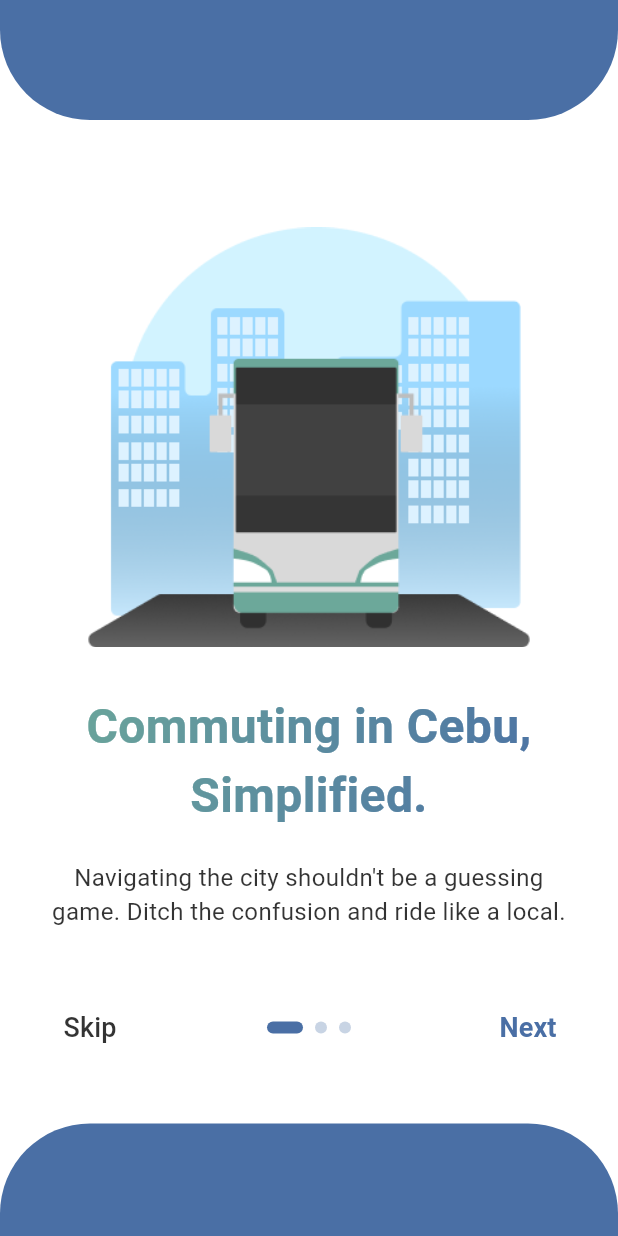
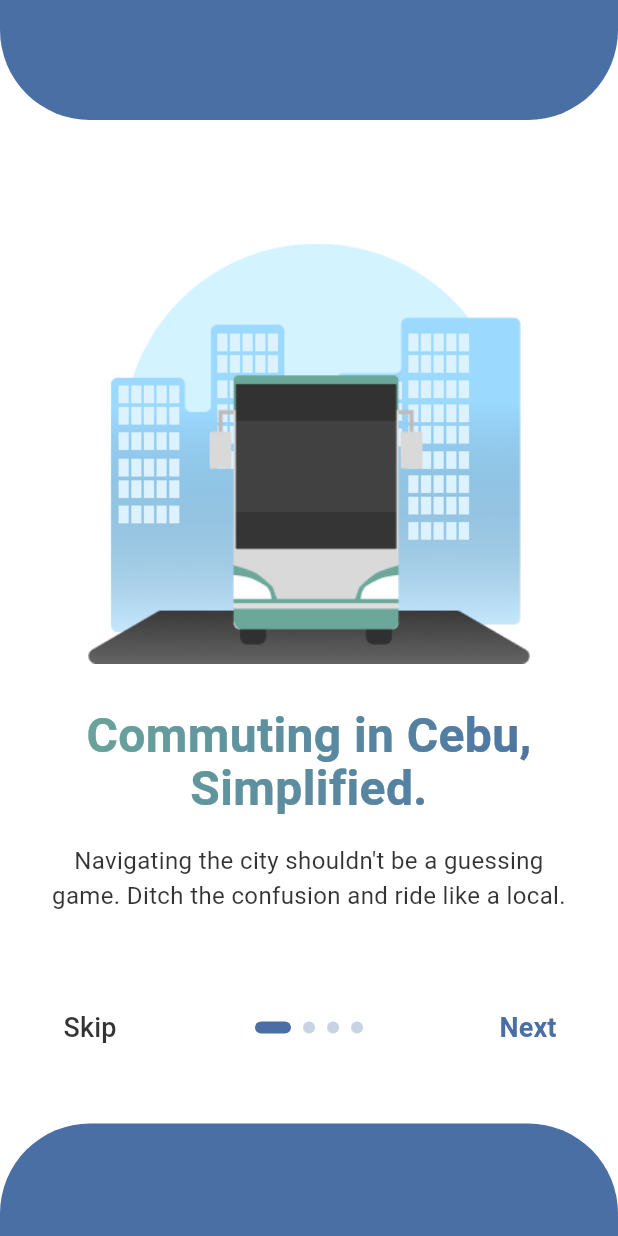
Before and after one commit to charissejamien/ZapacV2, a Flutter app: the OnboardingTourPage screen opened directly with empty values, on a phone screen of 412 x 824 dp. Run offline on Flutter 3.47's test engine with Material 3 defaults, Android fonts, the phone set to English and light mode, and no system bars; our stand-ins replace cloud_firestore, firebase_auth, firebase_core, geolocator, google_fonts, google_maps_flutter and 3 more; missing offline and left inert: flutter_polyline_points; accounts and stored records are empty.

Commit message:
Fix onboarding

```diff
--- a/lib/authentication/onboarding_tour.dart
+++ b/lib/authentication/onboarding_tour.dart
@@ -1,7 +1,10 @@
 import 'package:flutter/material.dart';
-import 'package:zapac/dashboard/dashboard.dart';
 import 'package:zapac/core/widgets/onboardHeader.dart';
 import 'package:zapac/core/widgets/onboardFooter.dart';
+import 'package:shared_preferences/shared_preferences.dart';
+
+// === NEW IMPORT for Location Logic ===
+import 'package:zapac/core/utils/map_utils.dart'; // Assuming map_utils.dart is in a sibling directory or adjust as needed.
 
 class OnboardingTourPage extends StatefulWidget {
 
@@ -15,7 +18,9 @@ class OnboardingTourPage extends StatefulWidget {
 class _OnboardingTourPageState extends State<OnboardingTourPage> {
   final PageController _pageController = PageController();
   int _currentPage = 0;
-  final int _numPages = 3;
+
+  // === MODIFIED: Increased page count from 3 to 4 ===
+  final int _numPages = 4; //
 
   @override
   void initState() {
@@ -37,14 +42,13 @@ class _OnboardingTourPageState extends State<OnboardingTourPage> {
     super.dispose();
   }
 
-  void _onNextPressed() {
-    if (_currentPage < _numPages - 1) {
-      _pageController.nextPage(
-        duration: const Duration(milliseconds: 400),
-        curve: Curves.easeInOut,
-      );
-    } else {
-      // CHANGED: Navigate to the MainShell via '/app' route
+  // Completes onboarding and navigates to the main app
+  Future<void> _completeOnboardingAndNavigate() async {
+    final prefs = await SharedPreferences.getInstance();
+    await prefs.setBool('onboardingComplete', true);
+
+    if (mounted) {
+      // Navigate to the MainShell via '/app' route
       Navigator.of(context).pushNamedAndRemoveUntil(
         '/app',
         (Route<dynamic> route) => false,
@@ -52,13 +56,34 @@ class _OnboardingTourPageState extends State<OnboardingTourPage> {
     }
   }
 
-  // Helper function for navigating directly to Dashboard
+  // === NEW FUNCTION: Triggers the OS location prompt and then navigates ===
+  Future<void> _onEnableLocationPressed() async {
+    // This function from map_utils handles the permission check and displays the OS prompt
+    await MapUtils.getCurrentLocation(context);
+
+    // Regardless of whether permission was granted or denied, the user has completed this step.
+    if (mounted) {
+      await _completeOnboardingAndNavigate();
+    }
+  }
+
+  void _onNextPressed() {
+    // Only navigate to the next page if not on the new last page (index 3)
+    if (_currentPage < _numPages - 1) {
+      _pageController.nextPage(
+        duration: const Duration(milliseconds: 400),
+        curve: Curves.easeInOut,
+      );
+    }
+  }
+
+  // === MODIFIED FUNCTION: Skips to the final location page (index 3) ===
   void _onSkipPressed() {
-     // CHANGED: Navigate to the MainShell via '/app' route
-     Navigator.of(context).pushNamedAndRemoveUntil(
-      '/app',
-      (Route<dynamic> route) => false,
-    );
+     _pageController.animateToPage(
+       _numPages - 1, // Jump to the last page (index 3)
+       duration: const Duration(milliseconds: 400),
+       curve: Curves.easeInOut,
+     );
   }
 
   Widget _buildPageIndicator(int index, ColorScheme cs) {
@@ -91,6 +116,7 @@ class _OnboardingTourPageState extends State<OnboardingTourPage> {
         style: TextStyle(
           fontSize: fontSize,
           fontWeight: FontWeight.bold,
+          height: 1.1,
           color: Colors.white,
         ),
       ),
@@ -146,9 +172,95 @@ class _OnboardingTourPageState extends State<OnboardingTourPage> {
     );
   }
 
+
+  // === NEW PAGE FOR LOCATION PROMPT ===
+  Widget _buildLocationPage(ColorScheme cs) { //
+    // 0.8 opacity ≈ alpha 204
+    final descriptionAlpha = 204;
+    final greenColor = const Color(0xFF6CA89A);
+
+    return Padding(
+      padding: const EdgeInsets.symmetric(horizontal: 30.0),
+      child: Column(
+        mainAxisAlignment: MainAxisAlignment.center,
+        crossAxisAlignment: CrossAxisAlignment.stretch,
+        children: <Widget>[
+          // Placeholder Image or Icon for Location
+          Image.asset(
+            'assets/Vector.png',
+            height: 80, // Maintain original size constraint
+            fit: BoxFit.contain,
+          ),
+          const SizedBox(height: 30.0),
+
+         // Title 1
+        _buildGradientText(
+          'Ready to \nZap around Cebu?',
+          36,
+          isTitle: true,
+        ),
+          const SizedBox(height: 30.0),
+
+          // Title 2 (Subtitle)
+          Text(
+            'Enable your location to find the nearest stops around you.',
+            textAlign: TextAlign.center,
+            style: TextStyle(
+              fontSize: 16,
+              color: cs.onSurface.withAlpha(descriptionAlpha),
+            ),
+          ),
+
+          const SizedBox(height: 15.0),
+
+          // Description
+          Text(
+            'We prioritize your privacy and only use location for navigation',
+            textAlign: TextAlign.center,
+            style: TextStyle(
+              fontSize: 15,
+              fontStyle: FontStyle.italic,
+              color: cs.onSurface.withAlpha(descriptionAlpha),
+            ),
+          ),
+
+          const SizedBox(height: 40.0),
+
+          // Enable Locations Button
+          ElevatedButton(
+            onPressed: _onEnableLocationPressed,
+            style: ElevatedButton.styleFrom(
+              backgroundColor: greenColor,
+              padding: const EdgeInsets.symmetric(vertical: 16),
+              shape: RoundedRectangleBorder(
+                borderRadius: BorderRadius.circular(16),
+              ),
+              elevation: 0,
+            ),
+            child: const Text(
+              "Enable Locations",
+              style: TextStyle(
+                color: Colors.white,
+                fontSize: 18,
+                fontWeight: FontWeight.bold,
+              ),
+            ),
+          ),
+        ],
+      ),
+    );
+  }
+
+
+
+
   @override
   Widget build(BuildContext context) {
     final cs = Theme.of(context).colorScheme;
+
+    // Check if it's the new second-to-last page
+    final isPenultimatePage = _currentPage == _numPages - 2;
+    // Check if it's the new last page
     final isLastPage = _currentPage == _numPages - 1;
 
     return Scaffold(
@@ -189,7 +301,7 @@ class _OnboardingTourPageState extends State<OnboardingTourPage> {
                     imagePath: 'assets/onboardingTwo.png',
                   ),
 
-                  // Page 3
+                  // Page 3 (Old last page, now second-to-last)
                   _buildTourPage(
                     title: 'Know Your "Plete"',
                     subtitle: 'Before You Hop On.',
@@ -197,17 +309,22 @@ class _OnboardingTourPageState extends State<OnboardingTourPage> {
                     cs: cs,
                     imagePath: 'assets/onboardingThree.png',
                   ),
+
+                  // === Page 4 (New last page) ===
+                  _buildLocationPage(cs), //
                 ],
               ),
             ),
 
+            // The bottom row is only needed for the first three pages.
+            if (!isLastPage)
             Padding(
               padding: const EdgeInsets.only(bottom: 40, left: 30, right: 30, top: 20),
               child: Row(
                 mainAxisAlignment: MainAxisAlignment.spaceBetween,
                 children: [
                   TextButton(
-                    onPressed: _onSkipPressed,
+                    onPressed: _onSkipPressed, // Jumps to the location page
                     style: TextButton.styleFrom(
                       padding: EdgeInsets.zero,
                       minimumSize: const Size(60, 40),
@@ -223,17 +340,19 @@ class _OnboardingTourPageState extends State<OnboardingTourPage> {
 
                   Row(
                     mainAxisAlignment: MainAxisAlignment.center,
+                    // The indicator includes the new 4th page
                     children: List.generate(_numPages, (index) => _buildPageIndicator(index, cs)),
                   ),
 
                   TextButton(
+                    // On the second-to-last page, this navigates to the final location page.
                     onPressed: _onNextPressed,
                     style: TextButton.styleFrom(
                       padding: EdgeInsets.zero,
                       minimumSize: const Size(60, 40),
                     ),
                     child: Text(
-                      isLastPage ? 'Get Started' : 'Next',
+                      isPenultimatePage ? 'Get Started' : 'Next',
                       style: TextStyle(
                         color: cs.primary,
                         fontSize: 18,
@@ -244,6 +363,15 @@ class _OnboardingTourPageState extends State<OnboardingTourPage> {
                 ],
               ),
             ),
+            // Still show the indicator on the last page for context
+            if (isLastPage)
+            Padding(
+              padding: const EdgeInsets.only(bottom: 40, top: 20),
+              child: Row(
+                mainAxisAlignment: MainAxisAlignment.center,
+                children: List.generate(_numPages, (index) => _buildPageIndicator(index, cs)),
+              ),
+            ),
           ],
         ),
       ),
--- a/pubspec.yaml
+++ b/pubspec.yaml
@@ -57,7 +57,9 @@ flutter:
     - assets/onboardingOne.png
     - assets/onboardingTwo.png
     - assets/onboardingThree.png
+    - assets/onboardingFour.png
     - assets/insightsIcon.png
     - assets/terminalMarker.png
     - assets/maximOne.png
     - assets/maximT.png
+    - assets/Vector.png
```
Also changed, not shown: lib/app/main.dart (+25 -4 lines), assets/Vector.png (added), assets/onboardingFour.png (added).
